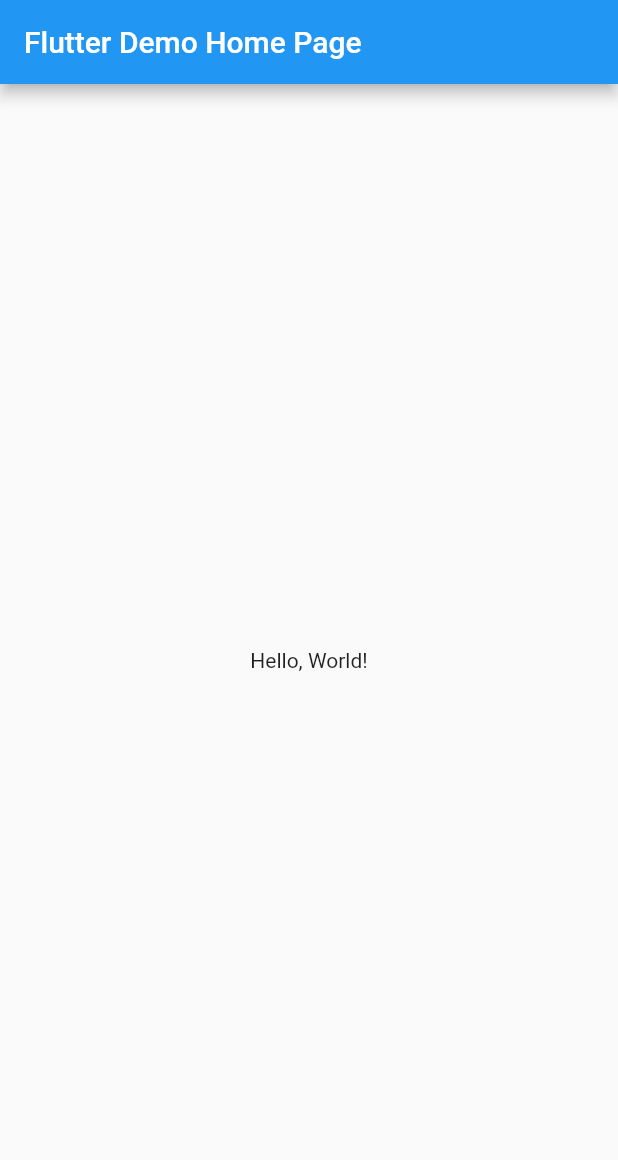
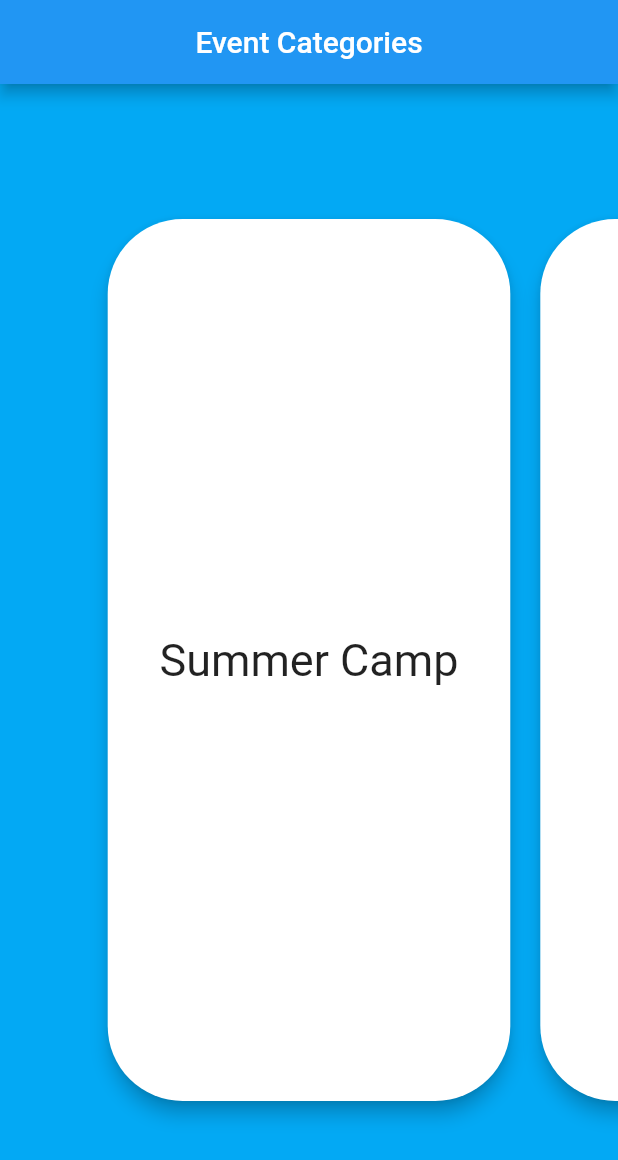
Before and after one commit to gnani-ni-chaya-ma/GNC-event-registration, a Flutter app: the screen it shows after launch, on a phone screen of 412 x 824 dp. Shown: the top 1160 px of the screen. Run offline on Flutter 3.47's test engine with Material 2 defaults, Android fonts, the phone set to English and light mode, and no system bars; missing offline and left inert: flutter_web.

Commit message:
event-categories bacis structure !

```diff
--- a/lib/main.dart
+++ b/lib/main.dart
@@ -1,61 +1,5 @@
 import 'package:flutter_web/material.dart';
 
-void main() => runApp(MyApp());
+import 'src/app.dart';
 
-class MyApp extends StatelessWidget {
-  // This widget is the root of your application.
-  @override
-  Widget build(BuildContext context) {
-    return MaterialApp(
-      title: 'Flutter Demo',
-      theme: ThemeData(
-        primarySwatch: Colors.blue,
-      ),
-      home: MyHomePage(title: 'Flutter Demo Home Page'),
-    );
-  }
-}
-
-class MyHomePage extends StatelessWidget {
-  MyHomePage({Key key, this.title}) : super(key: key);
-
-  final String title;
-
-  @override
-  Widget build(BuildContext context) {
-    // The Flutter framework has been optimized to make rerunning build methods
-    // fast, so that you can just rebuild anything that needs updating rather
-    // than having to individually change instances of widgets.
-    return Scaffold(
-      appBar: AppBar(
-        title: Text(title),
-      ),
-      body: Center(
-        // Center is a layout widget. It takes a single child and positions it
-        // in the middle of the parent.
-        child: Column(
-          // Column is also layout widget. It takes a list of children and
-          // arranges them vertically. By default, it sizes itself to fit its
-          // children horizontally, and tries to be as tall as its parent.
-          //
-          // Invoke "debug painting" (choose the "Toggle Debug Paint" action
-          // from the Flutter Inspector in Android Studio, or the "Toggle Debug
-          // Paint" command in Visual Studio Code) to see the wireframe for each
-          // widget.
-          //
-          // Column has various properties to control how it sizes itself and
-          // how it positions its children. Here we use mainAxisAlignment to
-          // center the children vertically; the main axis here is the vertical
-          // axis because Columns are vertical (the cross axis would be
-          // horizontal).
-          mainAxisAlignment: MainAxisAlignment.center,
-          children: <Widget>[
-            Text(
-              'Hello, World!',
-            ),
-          ],
-        ),
-      ), // This trailing comma makes auto-formatting nicer for build methods.
-    );
-  }
-}
+void main() => runApp(App());
--- /dev/null
+++ b/lib/src/app.dart
@@ -0,0 +1,13 @@
+import 'package:flutter_web/material.dart';
+
+import 'screens/event-categories/EventCategories.dart';
+
+class App extends StatelessWidget {
+  @override
+  Widget build(BuildContext context) {
+    // TODO: implement build
+    return MaterialApp(home: EventCategories(), routes: <String, WidgetBuilder>{
+      '/categories': (BuildContext context) => new EventCategories(),
+    });
+  }
+}
--- /dev/null
+++ b/lib/src/screens/event-categories/EventCategories.dart
@@ -0,0 +1,151 @@
+import 'dart:svg';
+
+import 'package:flutter_web/material.dart';
+import 'package:flutter_web/rendering.dart';
+
+class EventCategoriesModel {
+  String eventName;
+  String eventImage;
+
+  EventCategoriesModel(this.eventName, this.eventImage);
+}
+
+class EventCategories extends StatefulWidget {
+  @override
+  State<StatefulWidget> createState() {
+    // TODO: implement createState
+    return EventCategoriesState();
+  }
+}
+
+class EventCategoriesState extends State<EventCategories> {
+  List<EventCategoriesModel> eventCategories = [
+    EventCategoriesModel('Summer Camp', 'no'),
+    EventCategoriesModel('Fuzion', 'no'),
+    EventCategoriesModel('Yuva Camp', 'no'),
+    EventCategoriesModel('Yuva Pro', 'no'),
+    EventCategoriesModel('Workshops', 'no'),
+    EventCategoriesModel('Picnics', 'no'),
+  ];
+  int count;
+  double cardCount;
+
+  PageController ctrl = PageController(viewportFraction: 0.7, keepPage: false);
+
+  @override
+  void initState() {
+    super.initState();
+    count = num.parse((eventCategories.length / 2).toStringAsFixed(0));
+    print(count);
+    // cardCount = MediaQuery.of(context).size.width / eventCategories.length;
+  }
+
+  @override
+  Widget build(BuildContext context) {
+    // TODO: implement build
+    return Scaffold(
+      appBar: AppBar(
+        title: Center(
+          child: Text('Event Categories'),
+        ),
+      ),
+      backgroundColor: Colors.lightBlue,
+      body: _body(context),
+    );
+  }
+
+  _body(BuildContext context) {
+    return Container(
+      child: Center(
+        child: LayoutBuilder(
+          builder: (context, constraints) {
+            return constraints.maxWidth < 700
+                ? mobileView(constraints.maxWidth)
+                : webView(constraints.maxWidth);
+          },
+        ),
+      ),
+    );
+  }
+
+  mobileView(constraints) {
+    return Center(
+      child: PageView(
+        controller: ctrl,
+        children: List.generate(
+          eventCategories.length,
+          (index) {
+            return mobileCards(index, constraints);
+          },
+        ),
+      ),
+    );
+  }
+
+  webView(constraints) {
+    return Container(
+      child: Container(
+        child: Row(
+          mainAxisAlignment: MainAxisAlignment.center,
+          children: <Widget>[
+            Center(
+              child: SingleChildScrollView(
+                child: Column(
+                  children: List.generate(
+                    eventCategories.length,
+                    (index) {
+                      return webCard(index, constraints);
+                    },
+                  ),
+                ),
+              ),
+            ),
+          ],
+        ),
+      ),
+    );
+  }
+
+  mobileCards(index, constraints) {
+    return Container(
+      padding: EdgeInsets.only(top: 80, bottom: 80),
+      height: 200,
+      width: constraints / 2,
+      child: Card(
+        shape: RoundedRectangleBorder(
+          borderRadius: BorderRadius.circular(50.0),
+        ),
+        margin: EdgeInsets.all(10.0),
+        clipBehavior: Clip.antiAliasWithSaveLayer,
+        borderOnForeground: true,
+        elevation: 5.0,
+        child: Center(
+          child: Text(
+            eventCategories[index].eventName,
+            style: TextStyle(fontSize: 30),
+          ),
+        ),
+      ),
+    );
+  }
+
+  webCard(index, constraints) {
+    return Container(
+      height: 200,
+      width: constraints / 2,
+      padding: EdgeInsets.only(top: 30, right: 15, left: 15),
+      child: Card(
+        shape: RoundedRectangleBorder(
+          borderRadius: BorderRadius.circular(50.0),
+        ),
+        elevation: 3.0,
+        child: Center(
+          child: Text(
+            eventCategories[index].eventName,
+            style: TextStyle(fontSize: 30),
+          ),
+        ),
+      ),
+    );
+  }
+}
```
Also changed, not shown: lib/src/screens/event-categories/web-categories/web-categories.dart (added, +60 -0 lines), pubspec.yaml (+11 -0 lines), assets/images/Workshops.png (added), assets/images/summer_camp.png (added), assets/images/yuva_camp.png (added), assets/images/yuva_pro.png (added), lib/src/screens/event-categories/mobile-categories/mobile-categories.dart (added), lib/src/screens/event-list/EventList.dart (added), 1 other file.
